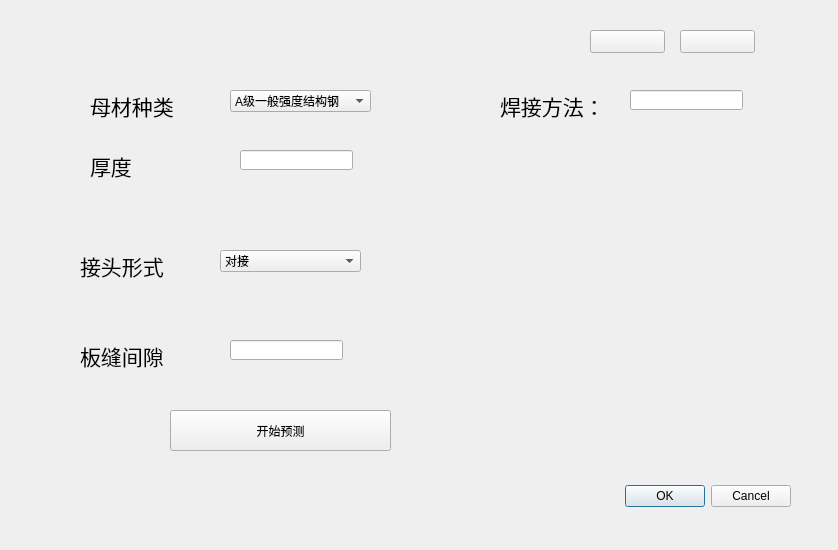
Old version of the form UiDesign/preWelding.ui in the repository wwwK/DigitalTwin.
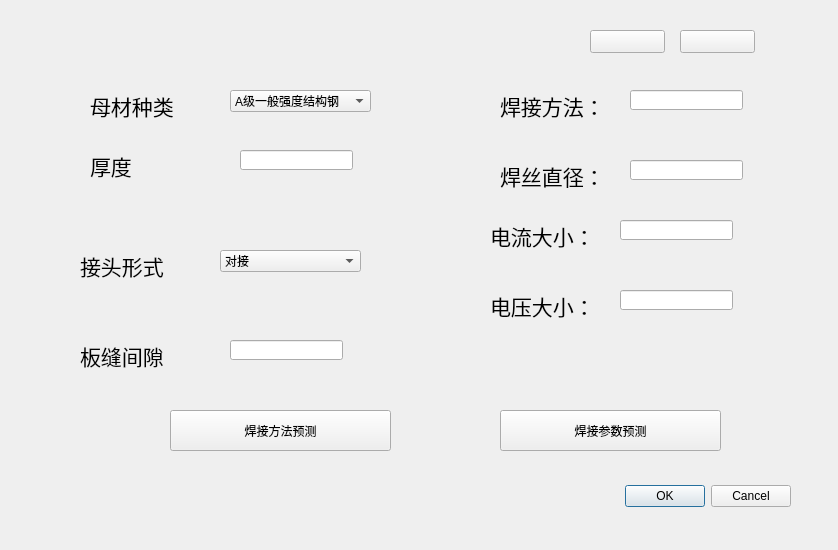
New version of the form.

Commit message: 焊接参数预测测试基本完成

The edit to the form file:
```diff
--- a/UiDesign/preWelding.ui
+++ b/UiDesign/preWelding.ui
@@ -215,7 +215,7 @@
     </rect>
    </property>
    <property name="text">
-    <string>开始预测</string>
+    <string>焊接方法预测</string>
    </property>
   </widget>
   <widget class="QPushButton" name="miniumButton">
@@ -273,6 +273,106 @@
     </rect>
    </property>
   </widget>
+  <widget class="QPushButton" name="startParaButton">
+   <property name="geometry">
+    <rect>
+     <x>500</x>
+     <y>410</y>
+     <width>221</width>
+     <height>41</height>
+    </rect>
+   </property>
+   <property name="text">
+    <string>焊接参数预测</string>
+   </property>
+  </widget>
+  <widget class="QLineEdit" name="HanSi">
+   <property name="geometry">
+    <rect>
+     <x>630</x>
+     <y>160</y>
+     <width>113</width>
+     <height>20</height>
+    </rect>
+   </property>
+  </widget>
+  <widget class="QLabel" name="MClabel_6">
+   <property name="geometry">
+    <rect>
+     <x>500</x>
+     <y>150</y>
+     <width>101</width>
+     <height>51</height>
+    </rect>
+   </property>
+   <property name="font">
+    <font>
+     <family>Adobe Arabic</family>
+     <pointsize>16</pointsize>
+    </font>
+   </property>
+   <property name="text">
+    <string>焊丝直径：</string>
+   </property>
+  </widget>
+  <widget class="QLineEdit" name="DianLiu">
+   <property name="geometry">
+    <rect>
+     <x>620</x>
+     <y>220</y>
+     <width>113</width>
+     <height>20</height>
+    </rect>
+   </property>
+  </widget>
+  <widget class="QLabel" name="MClabel_7">
+   <property name="geometry">
+    <rect>
+     <x>490</x>
+     <y>210</y>
+     <width>101</width>
+     <height>51</height>
+    </rect>
+   </property>
+   <property name="font">
+    <font>
+     <family>Adobe Arabic</family>
+     <pointsize>16</pointsize>
+    </font>
+   </property>
+   <property name="text">
+    <string>电流大小：</string>
+   </property>
+  </widget>
+  <widget class="QLineEdit" name="DianYa">
+   <property name="geometry">
+    <rect>
+     <x>620</x>
+     <y>290</y>
+     <width>113</width>
+     <height>20</height>
+    </rect>
+   </property>
+  </widget>
+  <widget class="QLabel" name="MClabel_8">
+   <property name="geometry">
+    <rect>
+     <x>490</x>
+     <y>280</y>
+     <width>101</width>
+     <height>51</height>
+    </rect>
+   </property>
+   <property name="font">
+    <font>
+     <family>Adobe Arabic</family>
+     <pointsize>16</pointsize>
+    </font>
+   </property>
+   <property name="text">
+    <string>电压大小：</string>
+   </property>
+  </widget>
  </widget>
  <resources/>
  <connections>
```
The commit also changes 3 other files.
